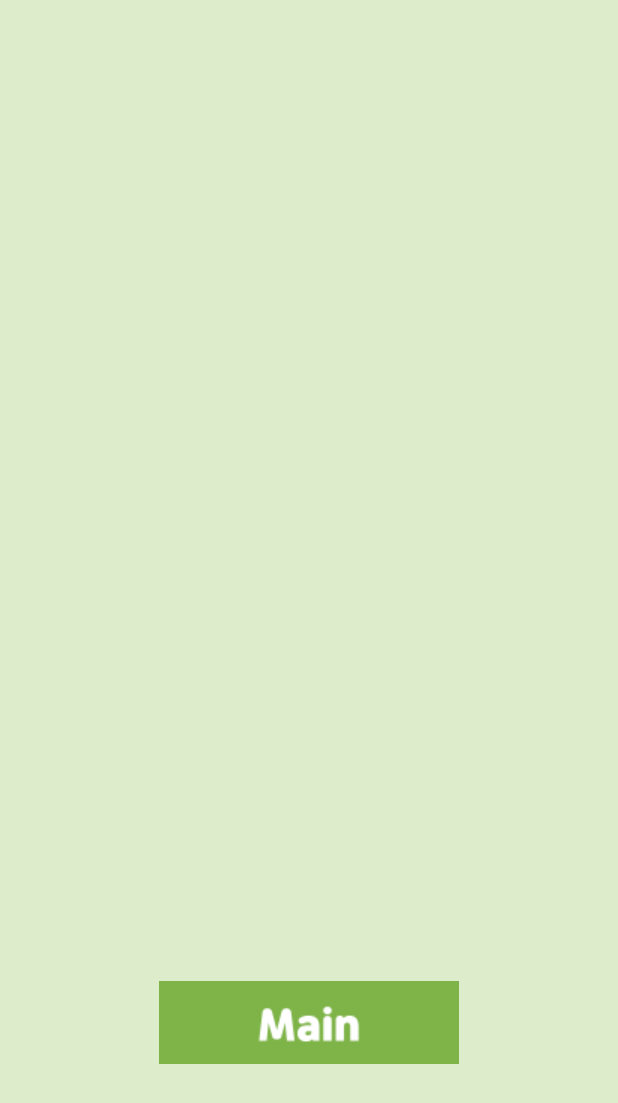
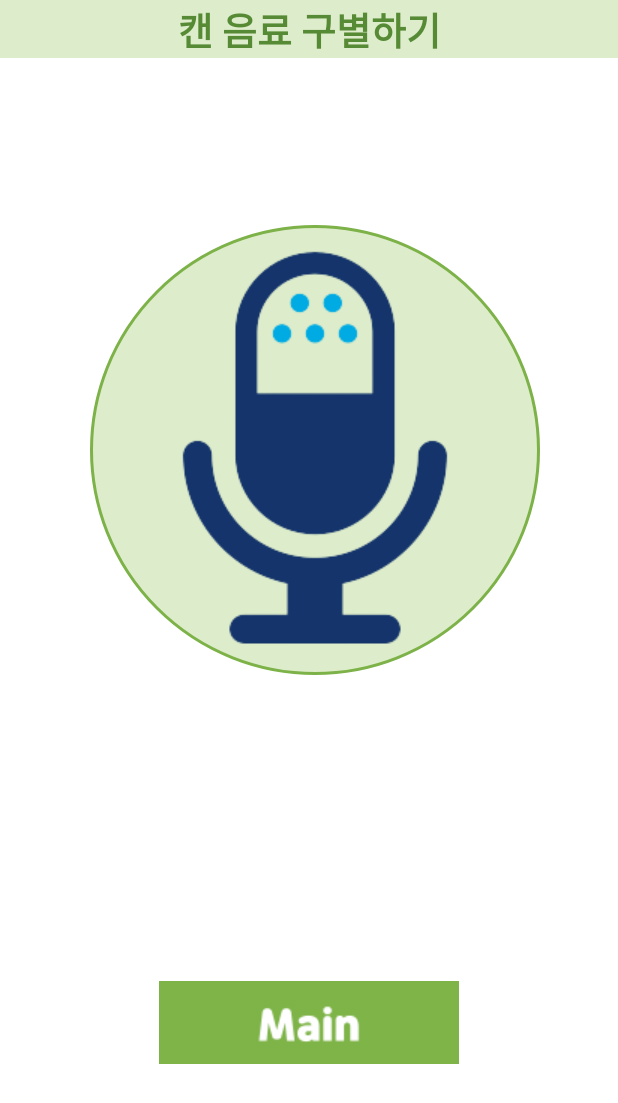
Before and after one commit to GeunYeong01/2022-AI.SW, an Android app: the screen it shows after launch (menuActivity), on a phone screen of 412 x 824 dp. Shown: the top 1103 px of the screen. Run offline under Robolectric (Android 15) with nearby library versions, the phone set to English and light mode, and no system bars.

Commit message:
chore: 음성인식 화면 넣기

```diff
--- a/MyApplication/app/src/main/res/drawable/button_shape.xml
+++ b/MyApplication/app/src/main/res/drawable/button_shape.xml
@@ -3,6 +3,6 @@
     android:shape="oval">
     <solid android:color="#DDECCA"/>
     <stroke
-        android:width="1dp"
-        android:color="#DDECCA"/>
+        android:width="2dp"
+        android:color="#7DB249"/>
 </shape>
--- a/MyApplication/app/src/main/res/layout/menuactivity_main.xml
+++ b/MyApplication/app/src/main/res/layout/menuactivity_main.xml
@@ -3,8 +3,33 @@
     android:layout_width="match_parent"
     android:layout_height="match_parent"
     xmlns:tools="http://schemas.android.com/tools"
-    android:background="#DDECCA"
+    android:background="@color/white"
     tools:context=".menuActivity">
+
+    <TextView
+        android:id="@+id/textview"
+        android:layout_width="match_parent"
+        android:layout_height="wrap_content"
+        android:layout_centerHorizontal="true"
+        android:background="#DDECCA"
+        android:gravity="center"
+        android:text="캔 음료 구별하기"
+        android:textColor="#568A35"
+        android:textSize="25sp"
+        android:textStyle="bold"
+        tools:visibility="visible" />
+
+    <ImageButton
+        android:id="@+id/menumic"
+        android:layout_width="300dp"
+        android:layout_height="300dp"
+        android:layout_alignParentRight="true"
+        android:layout_centerHorizontal="true"
+        android:layout_marginTop="150dp"
+        android:layout_marginRight="52dp"
+        android:background="@drawable/button_shape"
+        android:padding="0dp"
+        android:src="@drawable/menumic" />
 
     <ImageButton
         android:id="@+id/mainbutton"
```
Also changed, not shown: MyApplication/app/src/main/res/drawable-v24/menumic.png (added).
